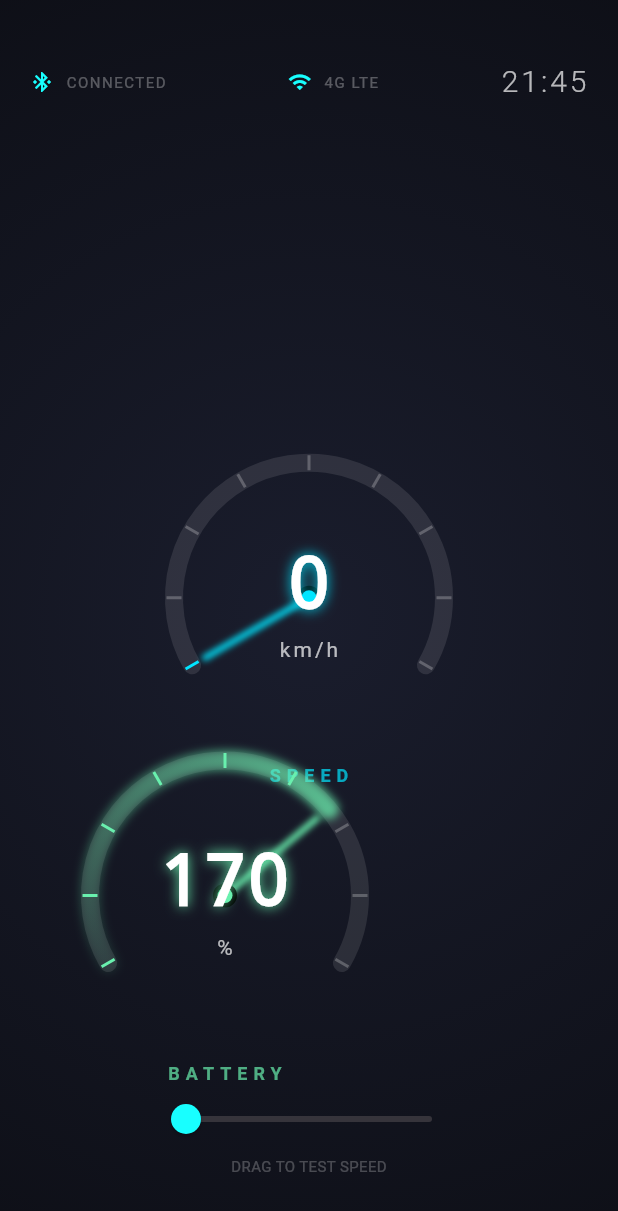
After one commit to evatechnosoft/car_dash, a Flutter app: the screen it shows after launch, on a phone screen of 412 x 824 dp. The commit adds this screen. Shown: the top 1211 px of the screen. Run offline on Flutter 3.47's test engine with Material 3 defaults, Android fonts, the phone set to English and light mode, and no system bars.

Commit message:
feat: complete futuristic gauges and dynamic particle background

```diff
--- a/lib/main.dart
+++ b/lib/main.dart
@@ -1,5 +1,6 @@
 import 'package:flutter/material.dart';
 import 'presentation/widgets/futuristic_gauge.dart';
+import 'presentation/widgets/dynamic_background.dart';
 
 void main() {
   runApp(const CarDashApp());
@@ -32,7 +33,7 @@ class DashboardScreen extends StatefulWidget {
 
 class _DashboardScreenState extends State<DashboardScreen> {
   double _speed = 0;
-  double _battery = 85;
+  final double _battery = 85;
 
   @override
   Widget build(BuildContext context) {
@@ -42,14 +43,19 @@ class _DashboardScreenState extends State<DashboardScreen> {
           gradient: RadialGradient(
             center: Alignment.center,
             radius: 1.5,
-            colors: [
-              Color(0xFF1A1D2D),
-              Color(0xFF0A0B10),
-            ],
+            colors: [Color(0xFF1A1D2D), Color(0xFF0A0B10)],
           ),
         ),
         child: Stack(
           children: [
+            // Dynamic Background Layer
+            Positioned.fill(
+              child: DynamicBackground(
+                speed: _speed,
+                accentColor: Colors.cyanAccent,
+              ),
+            ),
+
             // Top Status Bar
             Positioned(
               top: 40,
@@ -109,7 +115,10 @@ class _DashboardScreenState extends State<DashboardScreen> {
                     onChanged: (val) => setState(() => _speed = val),
                     activeColor: Colors.cyanAccent,
                   ),
-                  const Text("DRAG TO TEST SPEED", style: TextStyle(color: Colors.white24, fontSize: 10)),
+                  const Text(
+                    "DRAG TO TEST SPEED",
+                    style: TextStyle(color: Colors.white24, fontSize: 10),
+                  ),
                 ],
               ),
             ),
@@ -126,7 +135,11 @@ class _DashboardScreenState extends State<DashboardScreen> {
         const SizedBox(width: 8),
         Text(
           label,
-          style: const TextStyle(color: Colors.white30, fontSize: 10, letterSpacing: 1),
+          style: const TextStyle(
+            color: Colors.white30,
+            fontSize: 10,
+            letterSpacing: 1,
+          ),
         ),
       ],
     );
--- /dev/null
+++ b/lib/presentation/painters/speed_particles_painter.dart
@@ -0,0 +1,60 @@
+import 'dart:math';
+import 'package:flutter/material.dart';
+
+class SpeedParticlesPainter extends CustomPainter {
+  final double speed;
+  final List<Particle> particles;
+  final Color accentColor;
+
+  SpeedParticlesPainter({
+    required this.speed,
+    required this.particles,
+    this.accentColor = Colors.cyanAccent,
+  });
+
+  @override
+  void paint(Canvas canvas, Size size) {
+    final center = Offset(size.width / 2, size.height / 2);
+    final paint = Paint()..strokeCap = StrokeCap.round;
+
+    for (var particle in particles) {
+      final speedFactor = 1.0 + (speed / 100.0);
+      particle.update(speedFactor, size);
+
+      final opacity = (1.0 - (particle.z / 1000.0)).clamp(0.0, 1.0);
+      paint.color = accentColor.withOpacity(opacity * 0.5);
+      paint.strokeWidth = 1.0 + (1.0 - opacity) * 3.0;
+
+      final x = center.dx + (particle.x / particle.z) * 1000;
+      final y = center.dy + (particle.y / particle.z) * 1000;
+
+      final tailX = center.dx + (particle.x / (particle.z + 20 * speedFactor)) * 1000;
+      final tailY = center.dy + (particle.y / (particle.z + 20 * speedFactor)) * 1000;
+
+      if (x > 0 && x < size.width && y > 0 && y < size.height) {
+        canvas.drawLine(Offset(x, y), Offset(tailX, tailY), paint);
+      }
+    }
+  }
+
+  @override
+  bool shouldRepaint(covariant SpeedParticlesPainter oldDelegate) => true;
+}
+
+class Particle {
+  double x, y, z;
+
+  Particle()
+      : x = (Random().nextDouble() - 0.5) * 2000,
+        y = (Random().nextDouble() - 0.5) * 2000,
+        z = Random().nextDouble() * 1000;
+
+  void update(double speedFactor, Size size) {
+    z -= 5 * speedFactor;
+    if (z <= 1) {
+      z = 1000;
+      x = (Random().nextDouble() - 0.5) * 2000;
+      y = (Random().nextDouble() - 0.5) * 2000;
+    }
+  }
+}
--- /dev/null
+++ b/lib/presentation/widgets/dynamic_background.dart
@@ -0,0 +1,52 @@
+import 'package:flutter/material.dart';
+import '../painters/speed_particles_painter.dart';
+
+class DynamicBackground extends StatefulWidget {
+  final double speed;
+  final Color accentColor;
+
+  const DynamicBackground({
+    super.key,
+    required this.speed,
+    this.accentColor = Colors.cyanAccent,
+  });
+
+  @override
+  State<DynamicBackground> createState() => _DynamicBackgroundState();
+}
+
+class _DynamicBackgroundState extends State<DynamicBackground>
+    with SingleTickerProviderStateMixin {
+  late List<Particle> _particles;
+  late AnimationController _controller;
+
+  @override
+  void initState() {
+    super.initState();
+    _particles = List.generate(100, (index) => Particle());
+    _controller = AnimationController(
+      vsync: this,
+      duration: const Duration(seconds: 1),
+    )..addListener(() {
+        setState(() {});
+      })..repeat();
+  }
+
+  @override
+  void dispose() {
+    _controller.dispose();
+    super.dispose();
+  }
+
+  @override
+  Widget build(BuildContext context) {
+    return CustomPaint(
+      size: Size.infinite,
+      painter: SpeedParticlesPainter(
+        speed: widget.speed,
+        particles: _particles,
+        accentColor: widget.accentColor,
+      ),
+    );
+  }
+}
```
